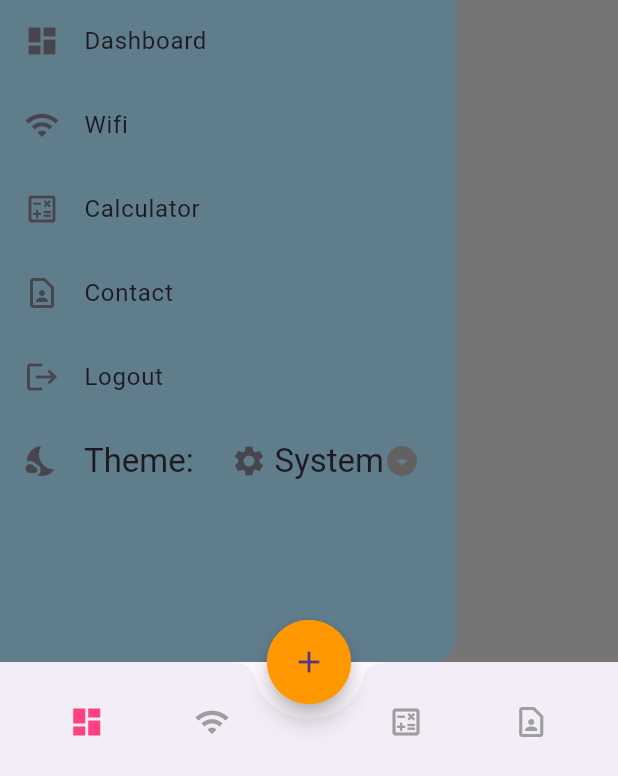
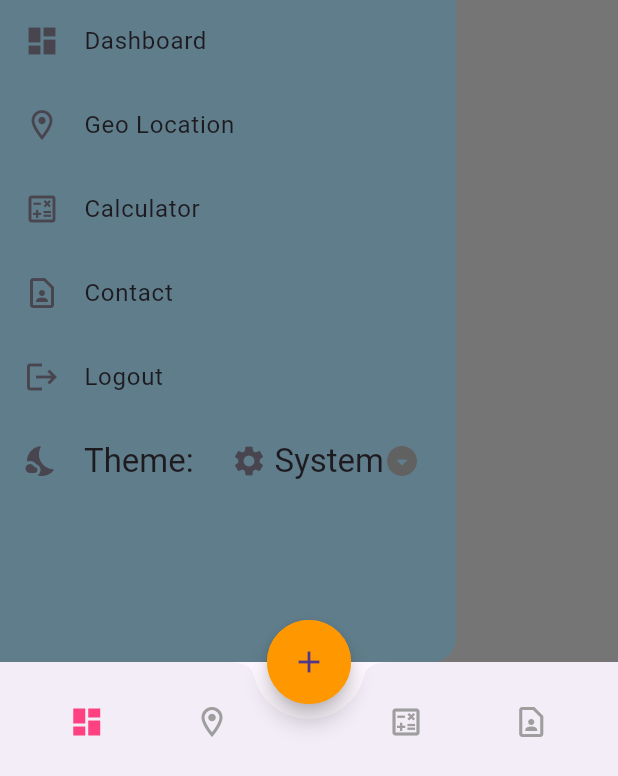
Before and after one commit to JnJuste/MobileProgrammingSprint, a Flutter app: the FabBar screen opened directly, with the side drawer open, on a phone screen of 412 x 824 dp. Shown: the part 454-1230 px from the top of the screen. Run offline on Flutter 3.47's test engine with Material 3 defaults, Android fonts, the phone set to English and light mode, and no system bars; drawn by our look-alikes of overlay_support; our stand-ins replace cloud_firestore, contacts_service, firebase_auth, firebase_core, google_sign_in, image_picker and 5 more; accounts and stored records are empty; network calls fail.

Commit message:
quiz app

```diff
--- a/lib/screens/admin/admin_dashboard.dart
+++ b/lib/screens/admin/admin_dashboard.dart
@@ -1,6 +1,5 @@
 import 'package:flutter/material.dart';
 import 'package:internet_connection_checker/internet_connection_checker.dart';
-import 'package:navigation_bar/screens/admin/create_quiz.dart';
 import 'package:navigation_bar/screens/drawer/drawer.dart';
 import 'package:navigation_bar/services/database.dart';
 import 'package:overlay_support/overlay_support.dart';
--- a/lib/screens/bottomTabBar/fab_tabs_bar.dart
+++ b/lib/screens/bottomTabBar/fab_tabs_bar.dart
@@ -1,6 +1,6 @@
 import 'package:flutter/material.dart';
 import 'package:navigation_bar/screens/admin/create_quiz.dart';
-import 'package:navigation_bar/screens/wifi/wifi.dart';
+import 'package:navigation_bar/screens/geolocation/geolocation.dart';
 import 'package:navigation_bar/screens/calculator/calculator.dart';
 import 'package:navigation_bar/screens/contact/contact.dart';
 import 'package:navigation_bar/screens/admin/admin_dashboard.dart';
@@ -71,7 +71,7 @@ class _FabBarState extends State<FabBar> {
                     currentIndex = 1;
                   });
                 },
-                icon: Icon(Icons.wifi_outlined,
+                icon: Icon(Icons.location_on_outlined,
                     color: currentIndex == 1
                         ? Colors.deepOrangeAccent
                         : Colors.grey),
--- a/lib/screens/drawer/drawer.dart
+++ b/lib/screens/drawer/drawer.dart
@@ -86,7 +86,7 @@ class _SideMenuState extends State<SideMenu> {
           //Sign Out
           ListTile(
             leading: const Icon(Icons.dashboard),
-            title: Text("Dashboard"),
+            title: const Text("Dashboard"),
             onTap: () => {
               Navigator.pushReplacement(
                   context,
@@ -95,40 +95,40 @@ class _SideMenuState extends State<SideMenu> {
             },
           ),
           ListTile(
-            leading: Icon(Icons.wifi_outlined),
-            title: Text("Wifi"),
+            leading: const Icon(Icons.location_on_outlined),
+            title: const Text("Geo Location"),
             onTap: () => {
               Navigator.pushReplacement(
                   context,
                   MaterialPageRoute(
-                      builder: (context) => FabBar(selectedIndex: 1)))
+                      builder: (context) => const FabBar(selectedIndex: 1)))
             },
           ),
           ListTile(
-            leading: Icon(Icons.calculate_outlined),
-            title: Text("Calculator"),
+            leading: const Icon(Icons.calculate_outlined),
+            title: const Text("Calculator"),
             onTap: () => {
               Navigator.pushReplacement(
                   context,
                   MaterialPageRoute(
-                      builder: (context) => FabBar(selectedIndex: 2)))
+                      builder: (context) => const FabBar(selectedIndex: 2)))
             },
           ),
           ListTile(
-            leading: Icon(Icons.contact_page_outlined),
-            title: Text("Contact"),
+            leading: const Icon(Icons.contact_page_outlined),
+            title: const Text("Contact"),
             onTap: () => {
               Navigator.pushReplacement(
                   context,
                   MaterialPageRoute(
-                      builder: (context) => FabBar(selectedIndex: 3)))
+                      builder: (context) => const FabBar(selectedIndex: 3)))
             },
           ),
 
           // Sign Out ListTile
           ListTile(
-            leading: Icon(Icons.logout),
-            title: Text("Logout"),
+            leading: const Icon(Icons.logout),
+            title: const Text("Logout"),
             onTap: () {
               // Call the signUserOut method when tapped
               signUserOut();
@@ -140,14 +140,14 @@ class _SideMenuState extends State<SideMenu> {
           Consumer<ThemeProvider>(
             builder: (context, provider, child) {
               return ListTile(
-                leading: Icon(Icons.nights_stay_rounded),
+                leading: const Icon(Icons.nights_stay_rounded),
                 title: Text(
                   'Theme:',
                   style: Theme.of(context).textTheme.headline6,
                 ),
                 trailing: DropdownButton<String>(
                   value: provider.currentTheme,
-                  icon: Icon(Icons.arrow_drop_down_circle_rounded),
+                  icon: const Icon(Icons.arrow_drop_down_circle_rounded),
                   underline: Container(),
                   onChanged: (String? value) {
                     provider.changeTheme(value ?? 'system');
@@ -157,8 +157,8 @@ class _SideMenuState extends State<SideMenu> {
                       value: 'light',
                       child: Row(
                         children: [
-                          Icon(Icons.wb_sunny),
-                          SizedBox(width: 5),
+                          const Icon(Icons.wb_sunny),
+                          const SizedBox(width: 5),
                           Text(
                             'Light',
                             style: Theme.of(context).textTheme.headline6,
@@ -171,7 +171,7 @@ class _SideMenuState extends State<SideMenu> {
                       child: Row(
                         children: [
                           const Icon(Icons.nightlight_round),
-                          SizedBox(width: 5),
+                          const SizedBox(width: 5),
                           Text(
                             'Dark',
                             style: Theme.of(context).textTheme.headline6,
@@ -183,8 +183,8 @@ class _SideMenuState extends State<SideMenu> {
                       value: 'system',
                       child: Row(
                         children: [
-                          Icon(Icons.settings),
-                          SizedBox(width: 5),
+                          const Icon(Icons.settings),
+                          const SizedBox(width: 5),
                           Text(
                             'System',
                             style: Theme.of(context).textTheme.headline6,
--- /dev/null
+++ b/lib/screens/geolocation/geolocation.dart
@@ -0,0 +1,24 @@
+import 'package:flutter/material.dart';
+import 'package:navigation_bar/screens/drawer/drawer.dart';
+
+class Wifi extends StatefulWidget {
+  const Wifi({Key? key}) : super(key: key);
+
+  @override
+  State<Wifi> createState() => _AboutState();
+}
+
+class _AboutState extends State<Wifi> {
+  @override
+  Widget build(BuildContext context) {
+    return Scaffold(
+      drawer: SideMenu(),
+      appBar: AppBar(
+        backgroundColor: Colors.blueAccent,
+        title: const Text("Geo Location"),
+        centerTitle: true,
+      ),
+      body: Container(),
+    );
+  }
+}
--- a/pubspec.yaml
+++ b/pubspec.yaml
@@ -36,7 +36,6 @@ dependencies:
   # Use with the CupertinoIcons class for iOS style icons.
   cupertino_icons: ^1.0.2
   math_expressions: ^2.4.0
-  connectivity_plus: ^5.0.2
   provider: ^6.1.1
   firebase_core: ^2.25.4
   firebase_auth: ^4.17.4
```
Also changed, not shown: lib/screens/wifi/wifi.dart (deleted, +0 -104 lines), pubspec.lock, 3 other files.
